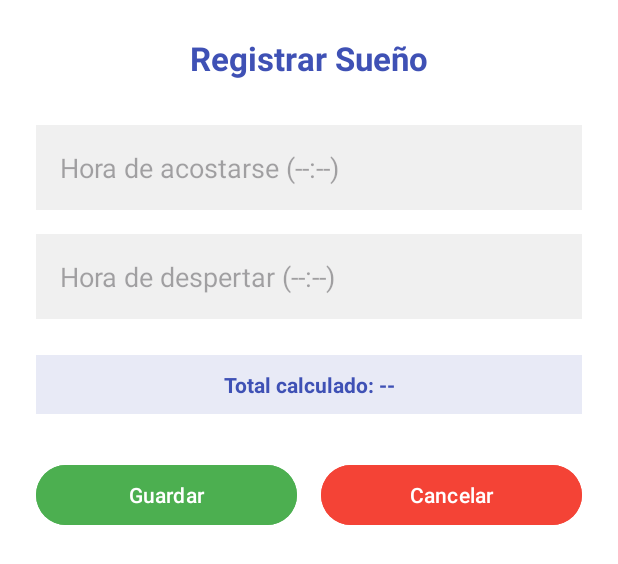
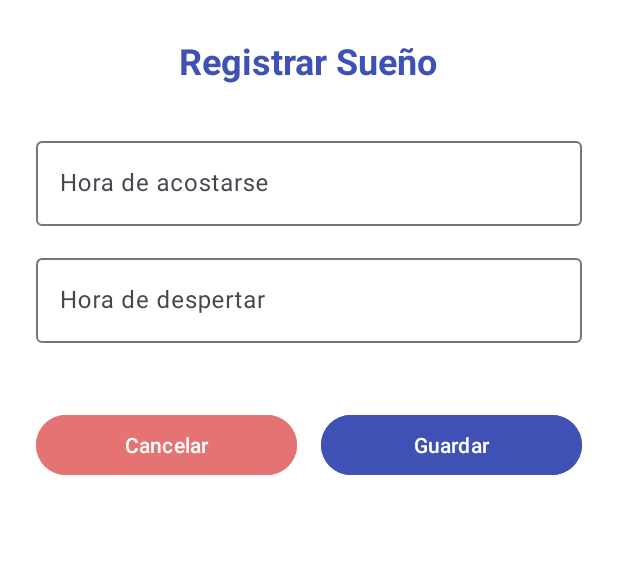
Before and after one commit to matiasnunezg/POO-P3-G05, an Android app: the layout activity_registrar_suenio.xml on its own in the app's theme, with its tools: preview values and no code run, on a phone screen of 412 x 824 dp. Shown: the top 564 px of the screen. Run offline under Robolectric (Android 15) with nearby library versions, the phone set to English and light mode, and no system bars.

Commit message:
mejorando ando
dcrfs

```diff
--- a/Proyecto_G5_P3_Android/SistemaBienestarEstudiantil/app/src/main/AndroidManifest.xml
+++ b/Proyecto_G5_P3_Android/SistemaBienestarEstudiantil/app/src/main/AndroidManifest.xml
@@ -45,6 +45,9 @@
             android:exported="false"
             android:parentActivityName=".ui.ListaActividadesActivity" />
 
+        <activity android:name=".ui.SuenioActivity" />
+        <activity android:name=".ui.RegistrarSuenioActivity" />
+
     </application>
 
 </manifest>
--- a/Proyecto_G5_P3_Android/SistemaBienestarEstudiantil/app/src/main/res/layout/activity_registrar_suenio.xml
+++ b/Proyecto_G5_P3_Android/SistemaBienestarEstudiantil/app/src/main/res/layout/activity_registrar_suenio.xml
@@ -11,47 +11,53 @@
         android:layout_width="wrap_content"
         android:layout_height="wrap_content"
         android:text="Registrar Sueño"
-        android:textSize="22sp"
+        android:textSize="24sp"
         android:textStyle="bold"
-        android:layout_marginBottom="30dp"
-        android:textColor="#3F51B5"/>
+        android:textColor="#3F51B5"
+        android:layout_marginBottom="32dp"/>
 
-    <EditText
-        android:id="@+id/etHoraInicio"
+    <com.google.android.material.textfield.TextInputLayout
         android:layout_width="match_parent"
         android:layout_height="wrap_content"
-        android:hint="Hora de acostarse (--:--)"
-        android:focusable="false"
-        android:padding="16dp"
-        android:background="#F0F0F0"
-        android:layout_marginBottom="16dp"/>
+        android:hint="Hora de acostarse"
+        android:layout_marginBottom="16dp">
 
-    <EditText
-        android:id="@+id/etHoraFin"
+        <com.google.android.material.textfield.TextInputEditText
+            android:id="@+id/etHoraInicio"
+            android:layout_width="match_parent"
+            android:layout_height="wrap_content"
+            android:focusable="false"
+            android:inputType="none"/>
+    </com.google.android.material.textfield.TextInputLayout>
+
+    <com.google.android.material.textfield.TextInputLayout
         android:layout_width="match_parent"
         android:layout_height="wrap_content"
-        android:hint="Hora de despertar (--:--)"
-        android:focusable="false"
-        android:padding="16dp"
-        android:background="#F0F0F0"
-        android:layout_marginBottom="24dp"/>
+        android:hint="Hora de despertar"
+        android:layout_marginBottom="24dp">
 
-    <TextView
-        android:id="@+id/tvPreview"
-        android:layout_width="match_parent"
-        android:layout_height="wrap_content"
-        android:text="Total calculado: --"
-        android:textAlignment="center"
-        android:padding="10dp"
-        android:background="#E8EAF6"
-        android:textColor="#3F51B5"
-        android:textStyle="bold"
-        android:layout_marginBottom="30dp"/>
+        <com.google.android.material.textfield.TextInputEditText
+            android:id="@+id/etHoraFin"
+            android:layout_width="match_parent"
+            android:layout_height="wrap_content"
+            android:focusable="false"
+            android:inputType="none"/>
+    </com.google.android.material.textfield.TextInputLayout>
 
     <LinearLayout
         android:layout_width="match_parent"
         android:layout_height="wrap_content"
-        android:orientation="horizontal">
+        android:orientation="horizontal"
+        android:layout_marginTop="20dp">
+
+        <Button
+            android:id="@+id/btnCancelar"
+            android:layout_width="0dp"
+            android:layout_height="wrap_content"
+            android:layout_weight="1"
+            android:text="Cancelar"
+            android:backgroundTint="#E57373"
+            android:layout_marginEnd="8dp"/>
 
         <Button
             android:id="@+id/btnGuardar"
@@ -59,16 +65,7 @@
             android:layout_height="wrap_content"
             android:layout_weight="1"
             android:text="Guardar"
-            android:backgroundTint="#4CAF50"
-            android:layout_marginEnd="8dp"/>
-
-        <Button
-            android:id="@+id/btnCancelar"
-            android:layout_width="0dp"
-            android:layout_height="wrap_content"
-            android:layout_weight="1"
-            android:text="Cancelar"
-            android:backgroundTint="#F44336"
+            android:backgroundTint="#3F51B5"
             android:layout_marginStart="8dp"/>
     </LinearLayout>
 </LinearLayout>
```
Also changed, not shown: Proyecto_G5_P3_Android/SistemaBienestarEstudiantil/app/build.gradle.kts (+6 -1 lines), Proyecto_G5_P3_Android/SistemaBienestarEstudiantil/app/src/main/java/espol/poo/sistemabienestarestudiantil/data/AppRepository.java (+36 -12 lines), Proyecto_G5_P3_Android/SistemaBienestarEstudiantil/app/src/main/java/espol/poo/sistemabienestarestudiantil/modelo/suenio/RegistrarHorasDeSuenio.java (+15 -4 lines), Proyecto_G5_P3_Android/SistemaBienestarEstudiantil/app/src/main/java/espol/poo/sistemabienestarestudiantil/ui/RegistrarSuenioActivity.java (added, +62 -0 lines), Proyecto_G5_P3_Android/SistemaBienestarEstudiantil/app/src/main/java/espol/poo/sistemabienestarestudiantil/ui/SuenioActivity.java (+42 -1 lines), Proyecto_G5_P3_Android/SistemaBienestarEstudiantil/app/src/main/java/espol/poo/sistemabienestarestudiantil/ui/SuenioAdapter.java (+68 -66 lines), Proyecto_G5_P3_Android/SistemaBienestarEstudiantil/app/src/main/res/layout/activity_suenio.xml (+9 -7 lines), Proyecto_G5_P3_Android/SistemaBienestarEstudiantil/app/src/main/res/layout/item_suenio.xml (+5 -5 lines), Proyecto_G5_P3_Android/SistemaBienestarEstudiantil/app/src/main/res/values/colors.xml (+7 -1 lines).
